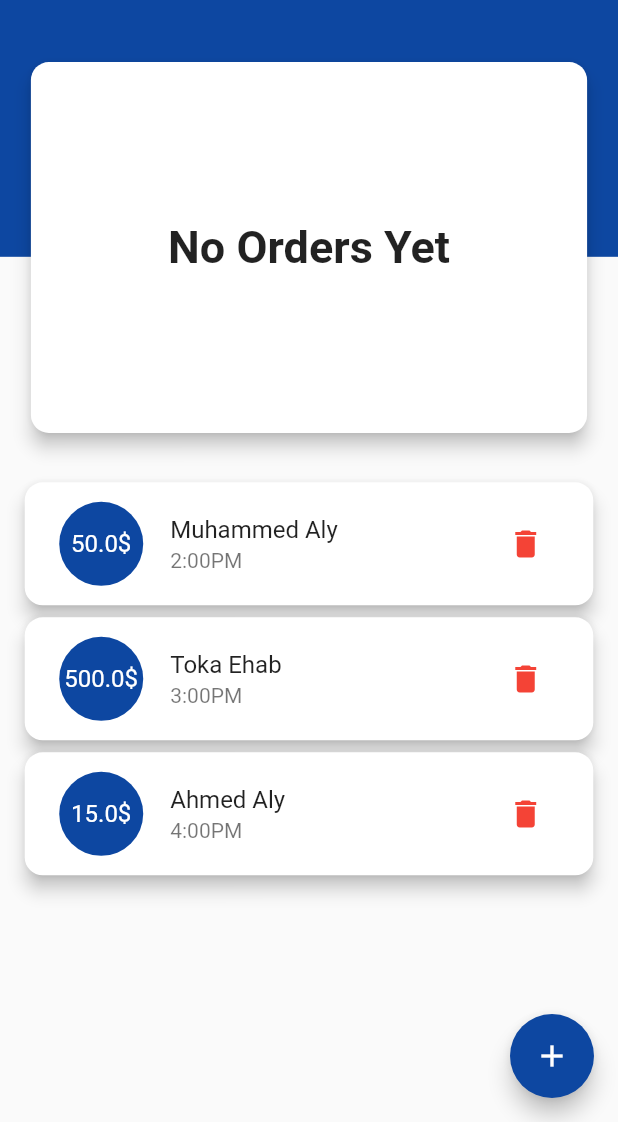
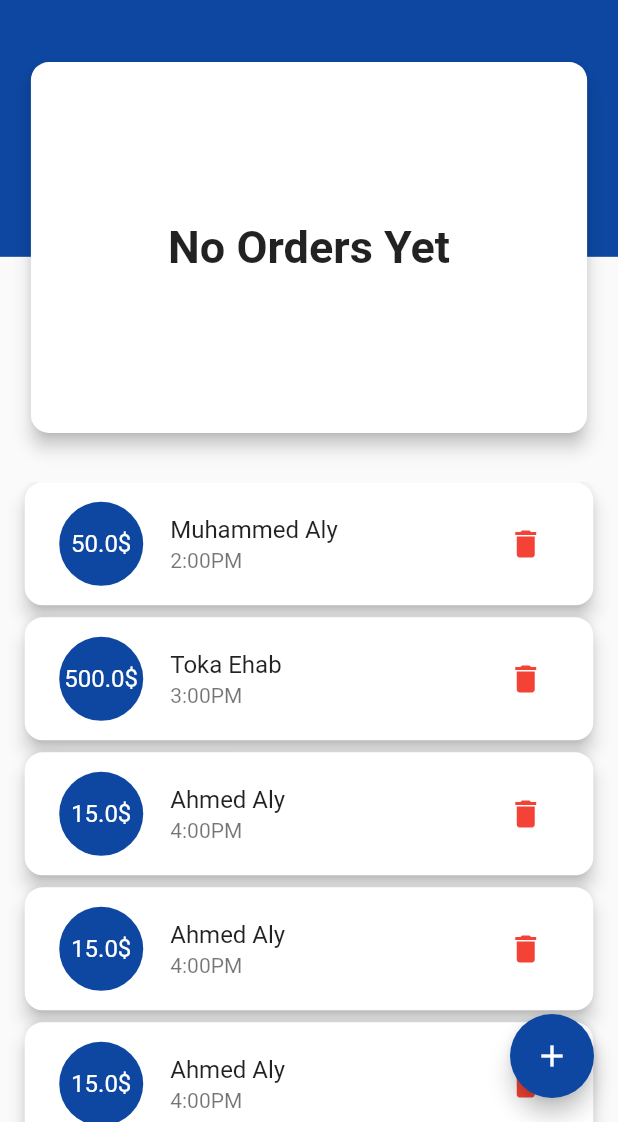
Before and after one commit to Flutter-Course/Online, a Flutter app: the screen it shows after launch, on a phone screen of 412 x 824 dp, the part 114-1236 px from its top. Run offline on Flutter 3.47's test engine with Material 2 defaults, Android fonts, the phone set to English and light mode, and no system bars.

Commit message:
Update home_screen.dart

```diff
--- a/delivery_manager/lib/screens/home_screen.dart
+++ b/delivery_manager/lib/screens/home_screen.dart
@@ -61,6 +61,10 @@ class _HomeScreenState extends State<HomeScreen> {
                       ),
                     ),
                   ),
+                  Expanded(
+                    child: ListView(
+                      physics: BouncingScrollPhysics(),
+                      children: [
                         OrderItem(
                           price: 50,
                           deliveryMan: 'Muhammed Aly',
@@ -76,11 +80,24 @@ class _HomeScreenState extends State<HomeScreen> {
                           deliveryMan: 'Ahmed Aly',
                           time: '4:00PM',
                         ),
-                  // OrderItem(
-                  //   price: 15,
-                  //   deliveryMan: 'Ahmed Aly',
-                  //   time: '4:00PM',
-                  // ),
+                        OrderItem(
+                          price: 15,
+                          deliveryMan: 'Ahmed Aly',
+                          time: '4:00PM',
+                        ),
+                        OrderItem(
+                          price: 15,
+                          deliveryMan: 'Ahmed Aly',
+                          time: '4:00PM',
+                        ),
+                        OrderItem(
+                          price: 15,
+                          deliveryMan: 'Ahmed Aly',
+                          time: '4:00PM',
+                        ),
+                      ],
+                    ),
+                  ),
                 ],
               ),
             ),
```
Lines whose indentation alone changed are shown as unchanged.
